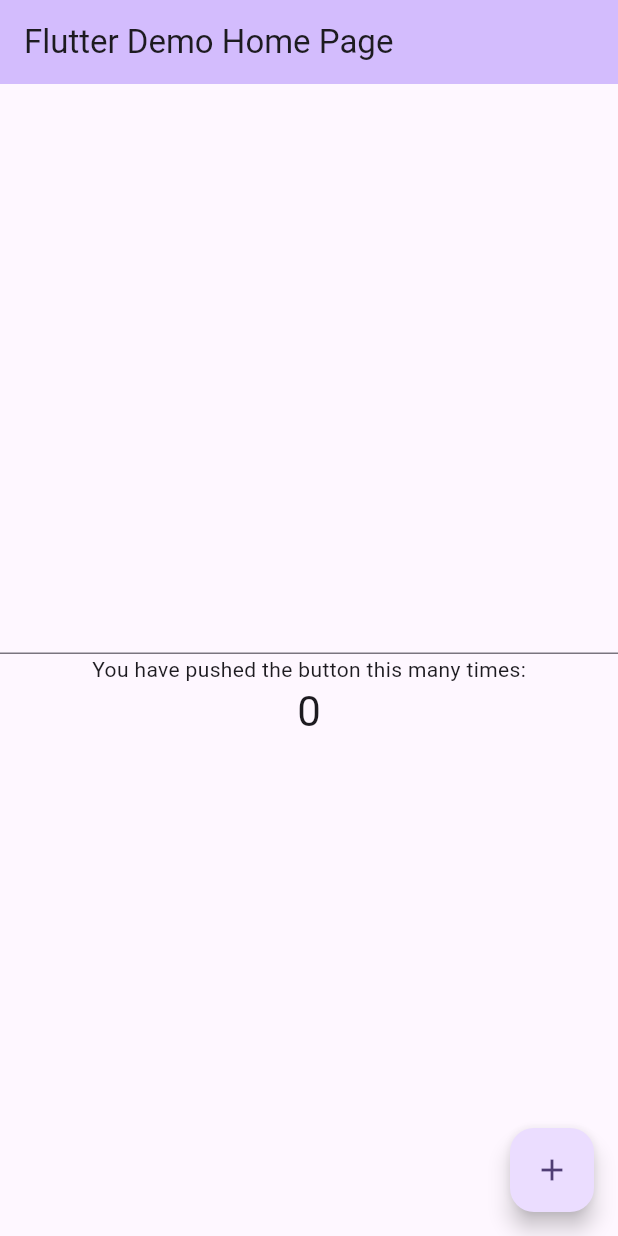
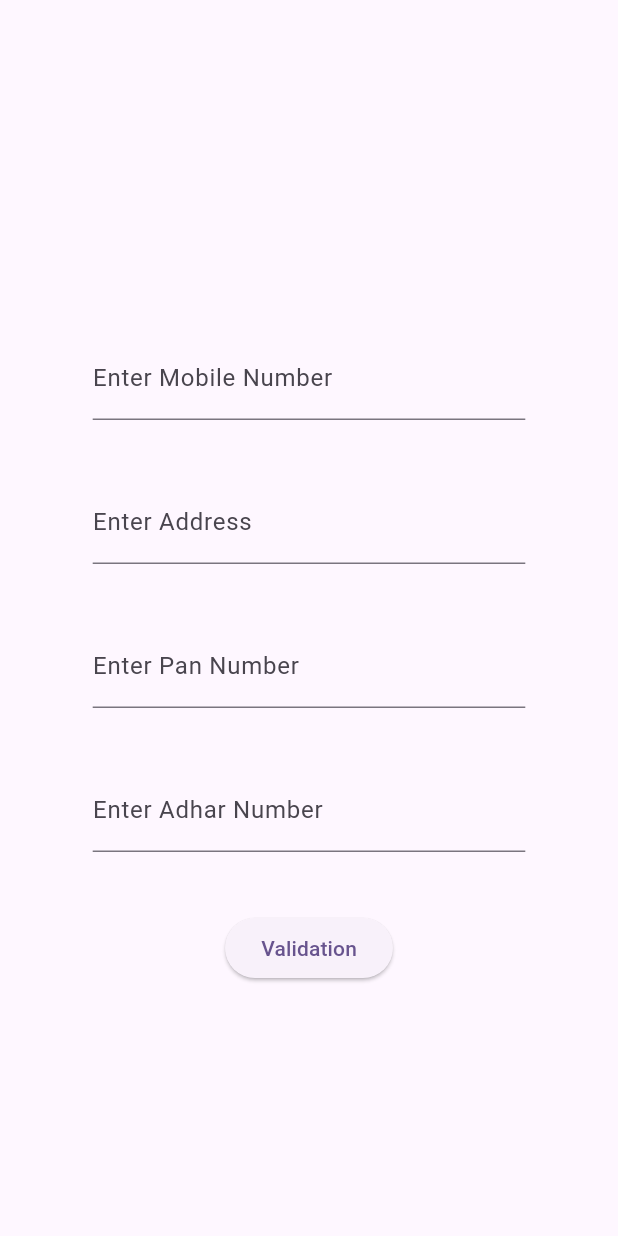
Before and after one commit to Dhirajchandel01/custom_form_validation, a Flutter app: the screen it shows after launch, on a phone screen of 412 x 824 dp. Run offline on Flutter 3.47's test engine with Material 3 defaults, Android fonts, the phone set to English and light mode, and no system bars.

Commit message:
New changes in validations

```diff
--- a/example/lib/main.dart
+++ b/example/lib/main.dart
@@ -1,4 +1,4 @@
-import 'package:boxing_images/boxing_images.dart';
+import 'package:custom_form_validation/validation.dart';
 import 'package:flutter/material.dart';
 
 void main() {
@@ -8,96 +8,106 @@ void main() {
 class MyApp extends StatelessWidget {
   const MyApp({super.key});
 
-  // This widget is the root of your application.
   @override
   Widget build(BuildContext context) {
     return MaterialApp(
-      title: 'Flutter Demo',
       theme: ThemeData(
-        // This is the theme of your application.
-        //
-        // TRY THIS: Try running your application with "flutter run". You'll see
-        // the application has a purple toolbar. Then, without quitting the app,
-        // try changing the seedColor in the colorScheme below to Colors.green
-        // and then invoke "hot reload" (save your changes or press the "hot
-        // reload" button in a Flutter-supported IDE, or press "r" if you used
-        // the command line to start the app).
-        //
-        // Notice that the counter didn't reset back to zero; the application
-        // state is not lost during the reload. To reset the state, use hot
-        // restart instead.
-        //
-        // This works for code too, not just values: Most code changes can be
-        // tested with just a hot reload.
         colorScheme: ColorScheme.fromSeed(seedColor: Colors.deepPurple),
         useMaterial3: true,
       ),
-      home: const MyHomePage(title: 'Flutter Demo Home Page'),
+      home: MyHomePage(),
     );
   }
 }
 
 class MyHomePage extends StatefulWidget {
-  const MyHomePage({super.key, required this.title});
-
-
-  final String title;
-
   @override
   State<MyHomePage> createState() => _MyHomePageState();
 }
 
 class _MyHomePageState extends State<MyHomePage> {
-  int _counter = 0;
+  @override
+  Widget build(BuildContext context) {
+    return Scaffold(
+      appBar: AppBar(),
+      body: const MyForm(),
+    );
+  }
+}
 
-  void _incrementCounter() {
-    setState(() {
-      _counter++;
-    });
+class MyForm extends StatefulWidget {
+  const MyForm({super.key});
+
+  @override
+  State<MyForm> createState() => _MyFormState();
 }
+
+class _MyFormState extends State<MyForm> {
+
+  final _formKey = GlobalKey<FormState>();
 
   @override
   Widget build(BuildContext context) {
-    // This method is rerun every time setState is called, for instance as done
-    // by the _incrementCounter method above.
-    //
-    // The Flutter framework has been optimized to make rerunning build methods
-    // fast, so that you can just rebuild anything that needs updating rather
-    // than having to individually change instances of widgets.
-    return Scaffold(
-      appBar: AppBar(
-        // TRY THIS: Try changing the color here to a specific color (to
-        // Colors.amber, perhaps?) and trigger a hot reload to see the AppBar
-        // change color while the other colors stay the same.
-        backgroundColor: Theme.of(context).colorScheme.inversePrimary,
-        // Here we take the value from the MyHomePage object that was created by
-        // the App.build method, and use it to set our appbar title.
-        title: Text(widget.title),
-      ),
-      body: Center(
-        // Center is a layout widget. It takes a single child and positions it
-        // in the middle of the parent.
+    return Center(
+      child: Form(
+        key: _formKey,
+        child: SizedBox(
+          width: MediaQuery.of(context).size.width*0.70,
           child: Column(
             mainAxisAlignment: MainAxisAlignment.center,
             children: <Widget>[
               TextFormField(
-              validator: (value)=>Validator.validateAddress(value),
+                decoration: InputDecoration(
+                  labelText: "Enter Mobile Number"
                 ),
-            const Text(
-              'You have pushed the button this many times:',
+                validator: (value) => Validator.validateMobile(value),
               ),
-            Text(
-              '$_counter',
-              style: Theme.of(context).textTheme.headlineMedium,
+              SizedBox(
+                height: 40,
+              ),
+              TextFormField(
+                decoration: InputDecoration(
+                    labelText: "Enter Address"
+                ),
+                validator: (value) => Validator.validateAddress(value),
+              ),
+              SizedBox(
+                height: 40,
+              ),
+              TextFormField(
+                decoration: InputDecoration(
+                    labelText: "Enter Pan Number"
+                ),
+                validator: (value) => Validator.validatePan(value),
+              ),
+              SizedBox(
+                height: 40,
+              ),
+              TextFormField(
+                decoration: InputDecoration(
+                    labelText: "Enter Adhar Number"
+                ),
+                validator: (value) => Validator.validateAadhar(value),
+              ),
+              SizedBox(
+                height: 40,
+              ),
+              ElevatedButton(
+                onPressed: () {
+                  if (_formKey.currentState!.validate()) {
+                    ScaffoldMessenger.of(context)
+                        .showSnackBar(const SnackBar(content: Text("Validate")));
+                  } else {
+                    ScaffoldMessenger.of(context)
+                        .showSnackBar(const SnackBar(content: Text("Error")));
+                  }
+                },
+                child: const Text("Validation"),
               ),
             ],
           ),
         ),
-      floatingActionButton: FloatingActionButton(
-        onPressed: _incrementCounter,
-        tooltip: 'Increment',
-        child: const Icon(Icons.add),
-      ), // This trailing comma makes auto-formatting nicer for build methods.
+      ),
     );
   }
 }
--- a/example/pubspec.yaml
+++ b/example/pubspec.yaml
@@ -36,7 +36,7 @@ dependencies:
   # The following adds the Cupertino Icons font to your application.
   # Use with the CupertinoIcons class for iOS style icons.
   cupertino_icons: ^1.0.2
-  boxing_images:
+  custom_form_validation:
     path: ..
 
 dev_dependencies:
```
Also changed, not shown: lib/validation.dart (renamed from lib/boxing_images.dart, +35 -4 lines), example/pubspec.lock (deleted), 3 other files. Lines whose indentation alone changed are shown as unchanged.
